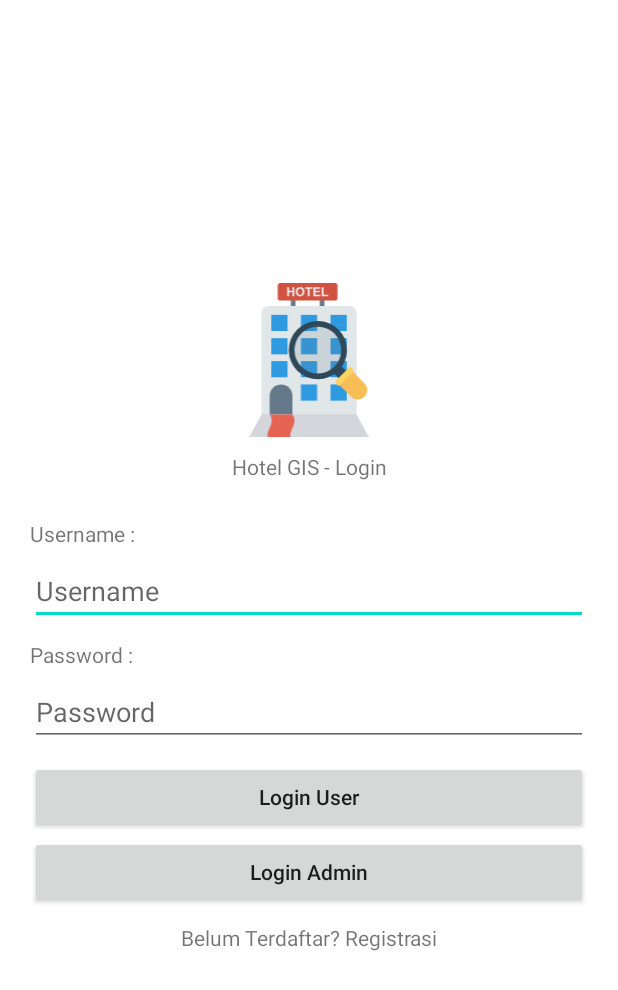
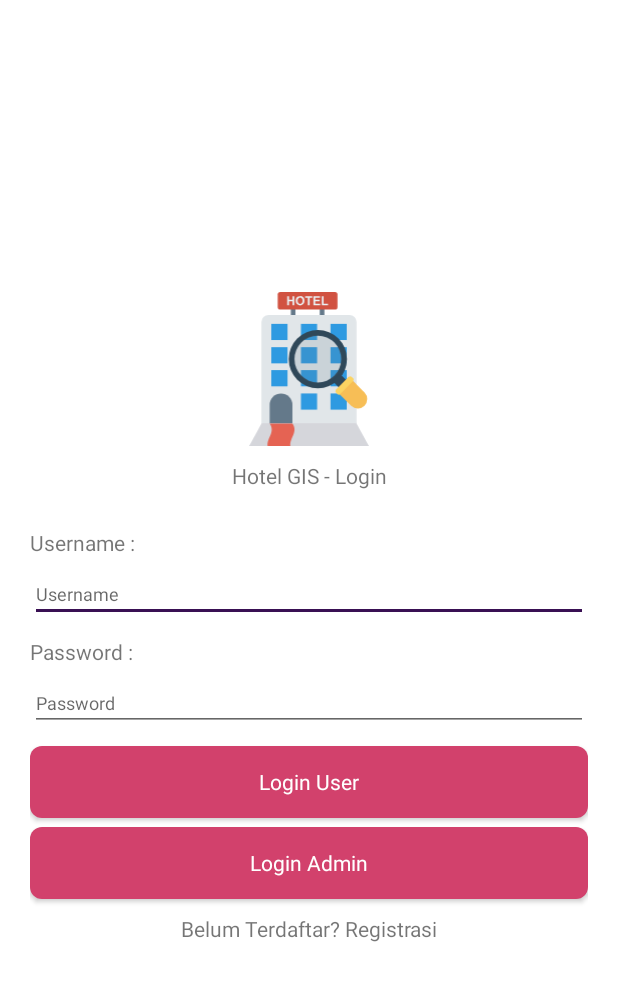
Before and after one commit to mumuhkustino/hotel_gis, an Android app: the layout activity_login.xml on its own in the app's theme, with its tools: preview values and no code run, on a phone screen of 412 x 824 dp. Shown: the top 990 px of the screen. Run offline under Robolectric (Android 15) with nearby library versions, the phone set to English and light mode, and no system bars.

Commit message:
Finishing layout login; Change activity dari login ke main ketika klik tombol Login Admin

```diff
--- a/app/src/main/res/layout/activity_login.xml
+++ b/app/src/main/res/layout/activity_login.xml
@@ -34,7 +34,10 @@
         android:layout_width="match_parent"
         android:layout_height="wrap_content"
         android:layout_marginTop="6dp"
-        android:hint="@string/username" />
+        android:backgroundTint="@color/colorPurple"
+        android:hint="@string/username"
+        android:textCursorDrawable="@color/colorPurple"
+        android:textSize="12sp" />
 
     <TextView
         android:layout_width="match_parent"
@@ -46,9 +49,12 @@
         android:layout_width="match_parent"
         android:layout_height="wrap_content"
         android:layout_marginTop="6dp"
-        android:hint="@string/password" />
+        android:hint="@string/password"
+        android:textSize="12sp" />
 
     <Button
+        android:id="@+id/btn_login_user"
+        style="@style/ButtonPink"
         android:layout_width="match_parent"
         android:layout_height="wrap_content"
         android:layout_marginTop="10dp"
@@ -56,13 +62,16 @@
         android:textAllCaps="false" />
 
     <Button
+        android:id="@+id/btn_login_admin"
+        style="@style/ButtonPink"
         android:layout_width="match_parent"
         android:layout_height="wrap_content"
-        android:layout_marginTop="2dp"
+        android:layout_marginTop="6dp"
         android:text="@string/login_admin"
         android:textAllCaps="false" />
 
     <TextView
+        android:id="@+id/btn_register"
         android:layout_width="match_parent"
         android:layout_height="wrap_content"
         android:layout_marginTop="10dp"
```
Also changed, not shown: app/src/main/AndroidManifest.xml (+9 -5 lines), app/src/main/java/com/hotelgis/LoginActivity.kt (+9 -0 lines).
